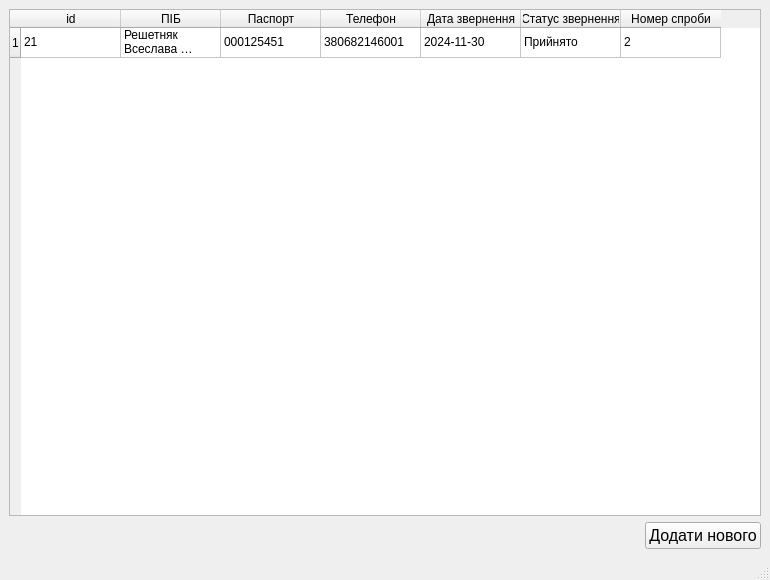
First picture: the form in main_window.ui, repository Anduine/MVSCenter, before the edit.
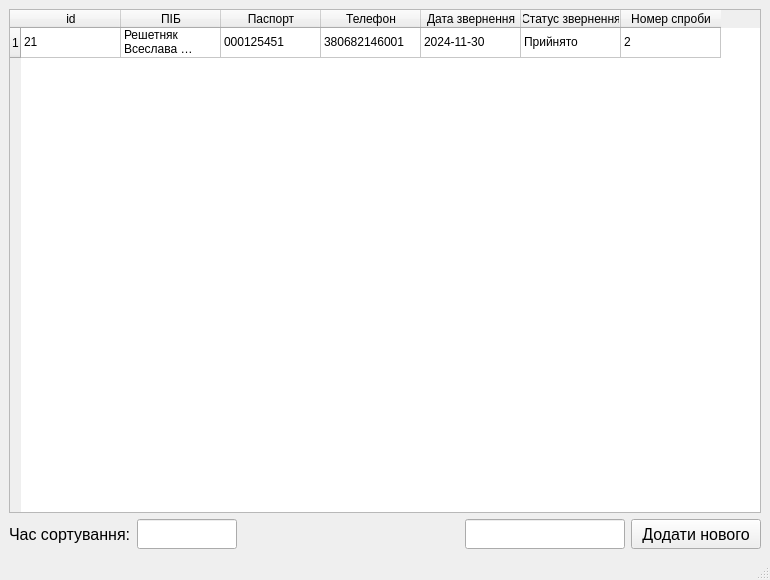
Second picture: the form after the edit.

Commit message: Visual table & sort by name

What changed in the file:
```diff
--- a/main_window.ui
+++ b/main_window.ui
@@ -21,8 +21,32 @@
   </property>
   <widget class="QWidget" name="centralwidget">
    <layout class="QGridLayout" name="gridLayout">
-    <item row="2" column="1">
+    <item row="2" column="0">
+     <widget class="QLabel" name="label">
+      <property name="font">
+       <font>
+        <pointsize>12</pointsize>
+       </font>
+      </property>
+      <property name="text">
+       <string>Час сортування:</string>
+      </property>
+     </widget>
+    </item>
+    <item row="2" column="5">
      <widget class="QPushButton" name="pushButtonAddUser">
+      <property name="minimumSize">
+       <size>
+        <width>130</width>
+        <height>30</height>
+       </size>
+      </property>
+      <property name="maximumSize">
+       <size>
+        <width>140</width>
+        <height>30</height>
+       </size>
+      </property>
       <property name="font">
        <font>
         <pointsize>12</pointsize>
@@ -33,26 +57,31 @@
       </property>
      </widget>
     </item>
-    <item row="2" column="0">
-     <spacer name="horizontalSpacer">
-      <property name="orientation">
-       <enum>Qt::Orientation::Horizontal</enum>
-      </property>
-      <property name="sizeHint" stdset="0">
+    <item row="2" column="4">
+     <widget class="QLineEdit" name="lineEditStatus">
+      <property name="maximumSize">
        <size>
-        <width>40</width>
-        <height>20</height>
+        <width>160</width>
+        <height>30</height>
        </size>
       </property>
-     </spacer>
+      <property name="font">
+       <font>
+        <pointsize>12</pointsize>
+       </font>
+      </property>
+      <property name="readOnly">
+       <bool>true</bool>
+      </property>
+     </widget>
     </item>
-    <item row="0" column="0" colspan="2">
+    <item row="0" column="0" colspan="6">
      <widget class="QTableWidget" name="tableWidget">
       <property name="editTriggers">
        <set>QAbstractItemView::EditTrigger::NoEditTriggers</set>
       </property>
       <property name="sortingEnabled">
-       <bool>true</bool>
+       <bool>false</bool>
       </property>
       <attribute name="horizontalHeaderVisible">
        <bool>true</bool>
@@ -136,6 +165,37 @@
       </item>
      </widget>
     </item>
+    <item row="2" column="1">
+     <widget class="QLineEdit" name="lineEditSortTime">
+      <property name="maximumSize">
+       <size>
+        <width>100</width>
+        <height>30</height>
+       </size>
+      </property>
+      <property name="font">
+       <font>
+        <pointsize>12</pointsize>
+       </font>
+      </property>
+      <property name="readOnly">
+       <bool>true</bool>
+      </property>
+     </widget>
+    </item>
+    <item row="2" column="3">
+     <spacer name="horizontalSpacer">
+      <property name="orientation">
+       <enum>Qt::Orientation::Horizontal</enum>
+      </property>
+      <property name="sizeHint" stdset="0">
+       <size>
+        <width>70</width>
+        <height>20</height>
+       </size>
+      </property>
+     </spacer>
+    </item>
    </layout>
   </widget>
   <widget class="QMenuBar" name="menubar">
```
Left out of the diff: 3 changed lines with no effect on the pictures. The commit also changes 6 other files.
